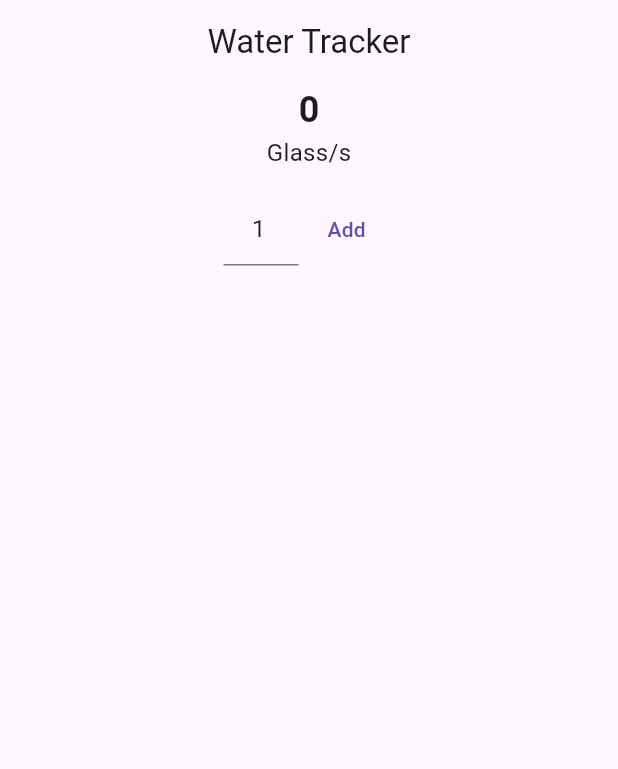
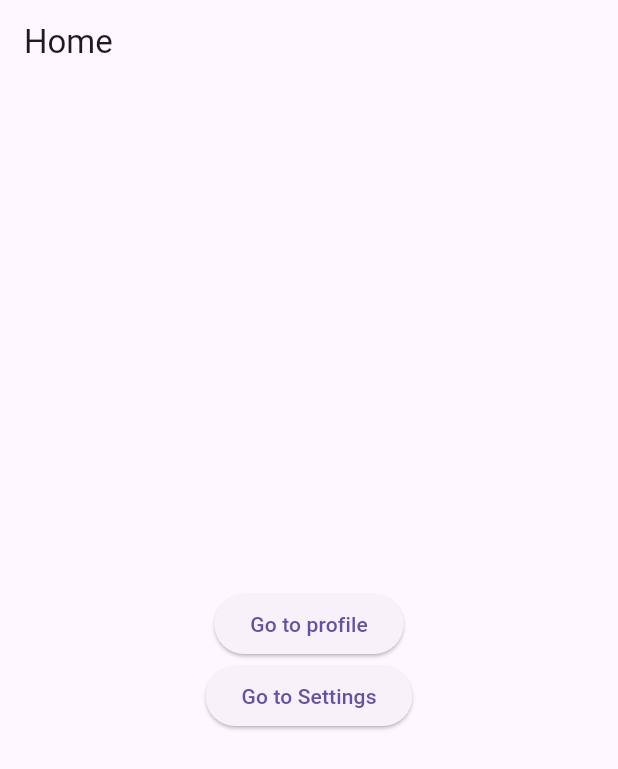
Before and after one commit to RafatMeraz/ostad_flutter_batch_seven, a Flutter app: the screen it shows after launch, on a phone screen of 412 x 824 dp. Shown: the top 769 px of the screen. Run offline on Flutter 3.47's test engine with Material 3 defaults, Android fonts, the phone set to English and light mode, and no system bars.

Commit message:
Add basic navigation

```diff
--- a/live_class_project/lib/app.dart
+++ /dev/null
@@ -1,13 +0,0 @@
-import 'package:flutter/material.dart';
-import 'package:live_class_project/home_screen.dart';
-
-class WaterTrackerApp extends StatelessWidget {
-  const WaterTrackerApp({super.key});
-
-  @override
-  Widget build(BuildContext context) {
-    return const MaterialApp(
-      home: HomeScreen(),
-    );
-  }
-}
--- a/live_class_project/lib/home_screen.dart
+++ /dev/null
@@ -1,132 +0,0 @@
-import 'package:flutter/material.dart';
-import 'package:live_class_project/water_track.dart';
-
-class HomeScreen extends StatefulWidget {
-  const HomeScreen({super.key});
-
-  @override
-  State<HomeScreen> createState() => _HomeScreenState();
-}
-
-class _HomeScreenState extends State<HomeScreen> {
-  final TextEditingController _glassNoTEController =
-      TextEditingController(text: '1');
-
-  List<WaterTrack> waterTrackList = [];
-
-  @override
-  Widget build(BuildContext context) {
-    return Scaffold(
-      appBar: AppBar(
-        title: const Text('Water Tracker'),
-        centerTitle: true,
-      ),
-      body: Column(
-        crossAxisAlignment: CrossAxisAlignment.center,
-        children: [
-          _buildWaterTrackCounter(),
-          const SizedBox(height: 24),
-          Expanded(
-            child: _buildWaterTrackListView(),
-          )
-        ],
-      ),
-    );
-  }
-
-  Widget _buildWaterTrackListView() {
-    return ListView.separated(
-      itemCount: waterTrackList.length,
-      itemBuilder: (context, index) {
-        return _buildWaterTrackListTile(index);
-      },
-      separatorBuilder: (context, index) {
-        return const Divider();
-      },
-    );
-  }
-
-  ListTile _buildWaterTrackListTile(int index) {
-    WaterTrack waterTrack = waterTrackList[index];
-
-    return ListTile(
-      title: Text('${waterTrack.dateTime.hour}:${waterTrack.dateTime.minute}'),
-      subtitle: Text(
-        '${waterTrack.dateTime.day}/${waterTrack.dateTime.month}/${waterTrack.dateTime.year}',
-      ),
-      leading: CircleAvatar(child: Text('${waterTrack.noOfGlasses}')),
-      trailing: IconButton(
-        onPressed: () => _onTapDeleteButton(index),
-        icon: const Icon(Icons.delete),
-      ),
-    );
-  }
-
-  Widget _buildWaterTrackCounter() {
-    return Column(
-      children: [
-        Text(
-          getTotalGlassCount().toString(),
-          style: const TextStyle(
-            fontSize: 24,
-            fontWeight: FontWeight.w600,
-          ),
-        ),
-        const Text(
-          'Glass/s',
-          style: TextStyle(fontSize: 16),
-        ),
-        const SizedBox(height: 16),
-        Row(
-          mainAxisAlignment: MainAxisAlignment.center,
-          children: [
-            SizedBox(
-              width: 50,
-              child: TextField(
-                controller: _glassNoTEController,
-                keyboardType: TextInputType.number,
-                textAlign: TextAlign.center,
-              ),
-            ),
-            TextButton(
-              onPressed: _onTapAddWaterTrack,
-              child: const Text('Add'),
-            ),
-          ],
-        ),
-      ],
-    );
-  }
-
-  int getTotalGlassCount() {
-    int counter = 0;
-    for (WaterTrack t in waterTrackList) {
-      counter += t.noOfGlasses;
-    }
-    return counter;
-  }
-
-  void _onTapAddWaterTrack() {
-    if (_glassNoTEController.text.isEmpty) {
-      _glassNoTEController.text = '1';
-    }
-    final int noOfGlasses = int.tryParse(_glassNoTEController.text) ?? 1;
-    WaterTrack waterTrack = WaterTrack(
-      noOfGlasses: noOfGlasses,
-      dateTime: DateTime.now(),
-    );
-    waterTrackList.add(waterTrack);
-    setState(() {});
-  }
-
-  void _onTapDeleteButton(int index) {
-    waterTrackList.removeAt(index);
-    setState(() {});
-  }
-
-  @override
-  void dispose() {
-    _glassNoTEController.dispose();
-    super.dispose();
-  }
-}
--- a/live_class_project/lib/water_track.dart
+++ /dev/null
@@ -1,6 +0,0 @@
-class WaterTrack {
-  final int noOfGlasses;
-  final DateTime dateTime;
-
-  WaterTrack({required this.noOfGlasses, required this.dateTime});
-}
```
Also changed, not shown: live_class_project/lib/main.dart (+180 -2 lines).
